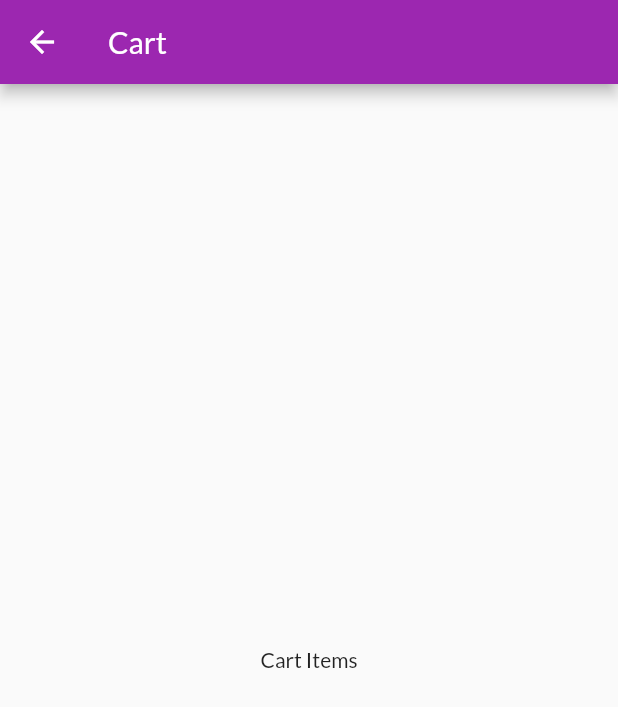
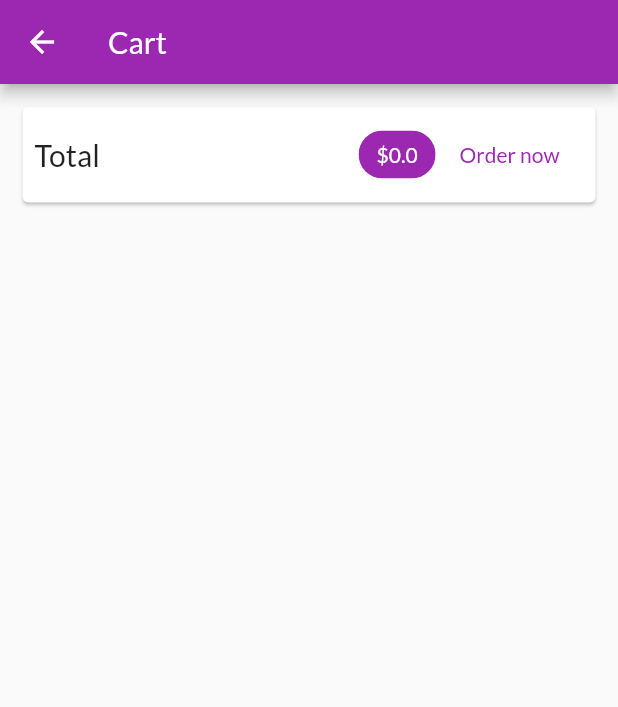
Before and after one commit to Jayaraj8905/petty-shop, a Flutter app: the CartScreen screen opened by its route, on a phone screen of 412 x 824 dp. Shown: the top 707 px of the screen. Run offline on Flutter 3.47's test engine with Material 2 defaults, Android fonts, the phone set to English and light mode, and no system bars; network calls fail.

Commit message:
Refactor and total amount calculation
Refactored - Change product.price type from String to float
Calculated the total amount

```diff
--- a/lib/providers/cart.dart
+++ b/lib/providers/cart.dart
@@ -6,8 +6,8 @@ import './../providers/products.dart';
 class CartItem {
   final String id;
   final String name;
-  final String unit_value;
-  final String price;
+  final int unit_value;
+  final double price;
 
   CartItem({
     @required this.id,
@@ -24,6 +24,14 @@ class Cart with ChangeNotifier {
 
   Map<String, CartItem> get items {
     return _items;
+  }
+
+  double get totalAmount {
+    var total = 0.0;
+    _items.forEach((key, cartItem) {
+      total += cartItem.price * cartItem.unit_value;
+    });
+    return total;
   }
 
   int get itemCount {
@@ -45,7 +53,7 @@ class Cart with ChangeNotifier {
           id: new DateTime.now().toString(),
           name: product.name,
           price: product.price,
-          unit_value: "1"
+          unit_value: 1
         );
       });
     }
--- a/lib/providers/product.dart
+++ b/lib/providers/product.dart
@@ -4,7 +4,7 @@ class Product with ChangeNotifier {
   final String id;
   final String name;
   final String description;
-  final String price;
+  final double price;
   final String image;
 
   Product({
--- a/lib/providers/products.dart
+++ b/lib/providers/products.dart
@@ -7,105 +7,105 @@ class Products with ChangeNotifier {
       id: '1',
       name: 'Onions',
       description: 'About the onion',
-      price: '123.00',
+      price: 123.00,
       image: 'https://images-na.ssl-images-amazon.com/images/I/71rAIKxakYL._SX679_.jpg'
     ),
     Product(
       id: '2',
       name: 'Tomato',
       description: 'About the tomato',
-      price: '43.00',
+      price: 43.00,
       image: 'https://dam.farmjournal.com/m/16f06f5f2c6978c5/webimage-946FE331-C128-4F61-AC32684C11417AC3.png'
     ),
     Product(
       id: '3',
       name: 'Dhall',
       description: 'Dhall',
-      price: '28.50',
+      price: 28.50,
       image: 'https://images-na.ssl-images-amazon.com/images/I/81f17QBywiL._SY550_.jpg'
     ),
     Product(
       id: '4',
       name: 'Ragi Flour',
       description: 'About Ragi Flour',
-      price: '24.30',
+      price: 24.30,
       image: 'http://timbaktu-organic.org/wp-content/uploads/2015/03/Malted-Ragi-Flour-600-600x600.jpg'
     ),
     Product(
       id: '5',
       name: 'Ladies Finger',
       description: 'About Ragi Flour',
-      price: '12.30',
+      price: 12.30,
       image: 'https://5.imimg.com/data5/BR/ND/MY-1768518/fresh-lady-finger-500x500.jpg'
     ),
     Product(
       id: '7',
       name: 'Cotton Candy',
       description: 'About the onion',
-      price: '2.00',
+      price: 2.00,
       image: 'https://odditymall.com/includes/content/move-over-cheese-balls-cotton-candy-balls-are-here-to-take-over-thumb.jpg'
     ),
     Product(
       id: '8',
       name: 'Dairy Milk',
       description: 'About the tomato',
-      price: '15.00',
+      price: 15.00,
       image: 'https://www.waangoo.com/content/images/thumbs/0012491_cadbury-dairy-milk_600.jpeg'
     ),
     Product(
       id: '9',
       name: 'Murukku',
       description: 'Dhall',
-      price: '0.50',
+      price: 0.50,
       image: 'https://encrypted-tbn0.gstatic.com/images?q=tbn:ANd9GcQo7PdnetDJurTlKQFRmFzpuLXCKdT0oDd0fhOkA2RDGJQQe3ks&s'
     ),
     Product(
       id: '10',
       name: 'Banana',
       description: 'About Ragi Flour',
-      price: '2',
+      price: 2,
       image: 'https://api.time.com/wp-content/uploads/2019/11/gettyimages-459761948.jpg?w=600&quality=85'
     ),
     Product(
       id: '11',
       name: 'Hamam Soap',
       description: 'About Ragi Flour',
-      price: '30.00',
+      price: 30.00,
       image: 'https://www.waangoo.com/content/images/thumbs/0009971_hamam-soap-100gm_600.jpeg'
     ),
     Product(
       id: '12',
       name: 'Cinthol',
       description: 'About the onion',
-      price: '40.00',
+      price: 40.00,
       image: 'https://images-na.ssl-images-amazon.com/images/I/81aVEokflXL._SL1500_.jpg'
     ),
     Product(
       id: '13',
       name: 'Brinjal',
       description: 'About the tomato',
-      price: '43.00',
+      price: 43.00,
       image: 'https://5.imimg.com/data5/JD/VD/PH/ANDROID-51655394/product-jpeg-500x500.jpg'
     ),
     Product(
       id: '14',
       name: 'Sugar',
       description: 'Sugar',
-      price: '38.00',
+      price: 38.00,
       image: 'http://worldwidegeneral.com/wp-content/uploads/2017/08/20161023-Udhsugar-417x561.jpg'
     ),
     Product(
       id: '15',
       name: 'Parachute',
       description: 'About Ragi Flour',
-      price: '35.00',
+      price: 35.00,
       image: 'https://images-na.ssl-images-amazon.com/images/I/61D7y8hUGmL._SL1500_.jpg'
     ),
     Product(
       id: '16',
       name: 'Peanut',
       description: 'About Ragi Flour',
-      price: '4.00',
+      price: 4.00,
       image: 'https://3.imimg.com/data3/XS/RQ/MY-11974068/java-groundnut-500x500.jpg'
     ),
   ];
--- a/lib/screens/cart_screen.dart
+++ b/lib/screens/cart_screen.dart
@@ -1,15 +1,52 @@
 import 'package:flutter/material.dart';
+import 'package:provider/provider.dart';
+import './../providers/cart.dart';
 
 class CartScreen extends StatelessWidget {
   static const routeName = '/cart';
+
   @override
   Widget build(BuildContext context) {
+    final cart = Provider.of<Cart>(context);
     return Scaffold(
       appBar: AppBar(
         title: Text('Cart'),
       ),
-      body: Center(
-        child: Text('Cart Items'),
+      body: Column(
+        children: <Widget>[
+          Card(
+            margin: EdgeInsets.all(15),
+            child: Padding(
+              padding: EdgeInsets.all(8),
+              child: Row(
+                mainAxisAlignment: MainAxisAlignment.spaceBetween,
+                children: <Widget>[
+                  Text(
+                    'Total',
+                    style: TextStyle(fontSize: 20),
+                  ),
+                  Spacer(),
+                  Chip(
+                    label: Text(
+                      '\$${cart.totalAmount}',
+                      style: TextStyle(
+                        color: Theme.of(context).primaryTextTheme.title.color
+                      ),
+
+                    ),
+                    backgroundColor: Theme.of(context).primaryColor,
+                  ),
+                  FlatButton(
+                    child: Text('Order now'),
+                    onPressed: () => {},
+                    textColor: Theme.of(context).primaryColor,
+                  )
+                ],
+              ),
+            ),
+          ),
+
+        ],
       ),
     );
   }
```
